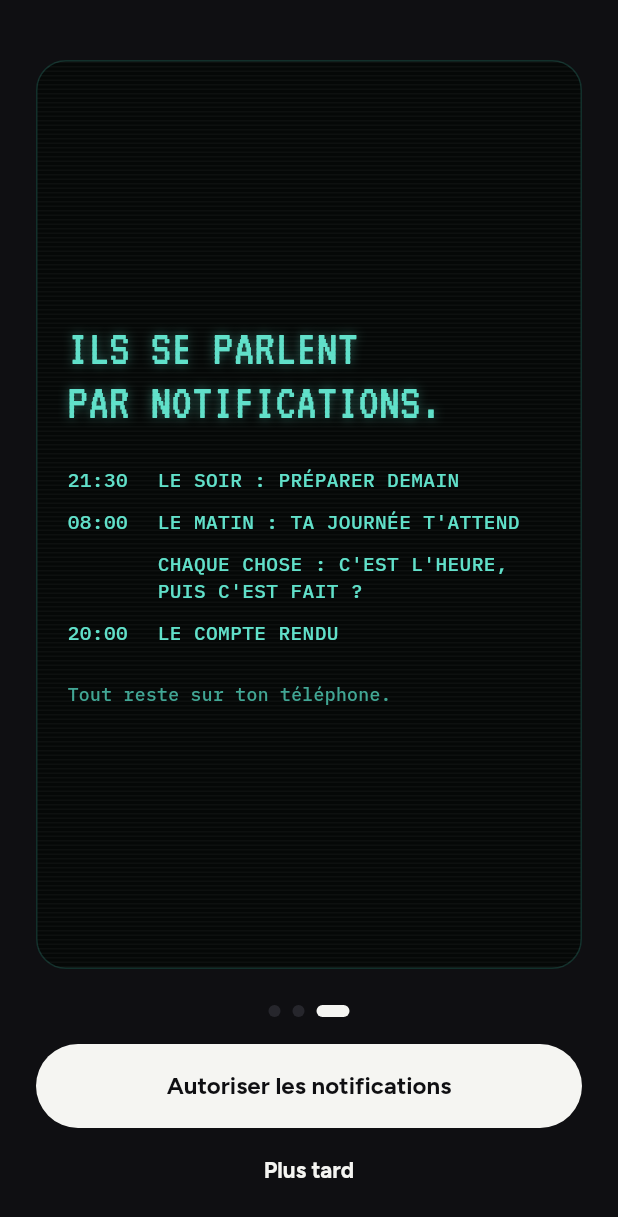
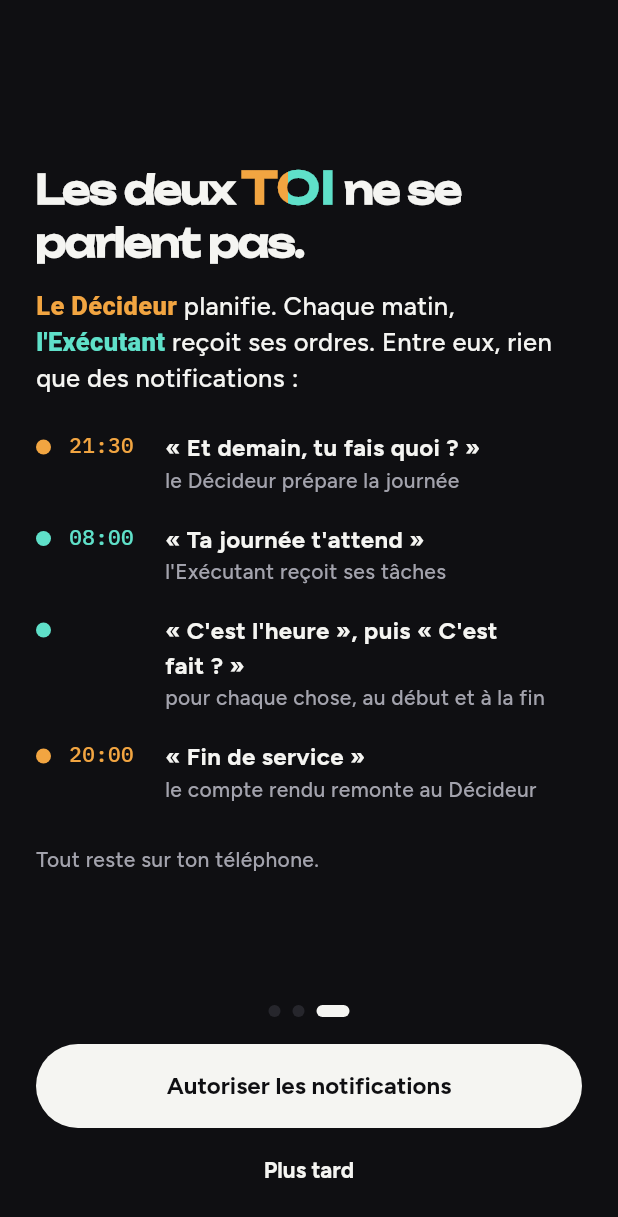
Before and after one commit to dulionpaul-ai/ouinon, a Flutter app: the screen it shows after launch, swiped to page 3, on a phone screen of 412 x 824 dp. Shown: the top 1217 px of the screen. Run offline on Flutter 3.47's test engine with Material 3 defaults, Android fonts, the phone set to English and light mode, and no system bars; our stand-ins replace fl_chart, flutter_local_notifications, shared_preferences, sqflite, timezone; accounts and stored records are empty; project files that could hold a hidden picture were left out.

Commit message:
Intro, page 3 : « Les deux TOI ne se parlent pas », plus calme
Co-Authored-By: Claude Opus 5.5 <noreply@anthropic.com>
Claude-Session: https://claude.ai/code/session_01JgPcsm1XKxjimSmv3GHsnS

```diff
--- a/lib/screens/intro_screen.dart
+++ b/lib/screens/intro_screen.dart
@@ -120,7 +120,11 @@ class _IntroScreenState extends State<IntroScreen>
   @override
   Widget build(BuildContext context) {
     final t = Teintes.de(context);
-    final pages = [_pageDeuxToi(context), _pageHeures(context), _pageNotifs()];
+    final pages = [
+      _pageDeuxToi(context),
+      _pageHeures(context),
+      _pageNotifs(context),
+    ];
     return Scaffold(
       body: SafeArea(
         child: Padding(
@@ -553,58 +557,170 @@ class _IntroScreenState extends State<IntroScreen>
     );
   }
 
-  Widget _pageNotifs() => Container(
-    margin: const EdgeInsets.symmetric(vertical: 24),
-    clipBehavior: Clip.antiAlias,
+  /// Page 3 (revue avec Paul le 26/10/2026) : les deux toi ne se parlent
+  /// pas ; seules les notifications font le lien, chacune à son heure.
+  Widget _pageNotifs(BuildContext context) {
+    final t = Teintes.de(context);
+    const texte = TextStyle(fontSize: 17, height: 1.4);
+    Widget ligne(String heure, Color couleur, String message, String quoi) =>
+        Padding(
+          padding: const EdgeInsets.symmetric(vertical: 9),
+          child: Row(
+            crossAxisAlignment: CrossAxisAlignment.start,
+            children: [
+              Padding(
+                padding: const EdgeInsets.only(top: 6),
+                child: Container(
+                  width: 10,
+                  height: 10,
                   decoration: BoxDecoration(
-      color: Teintes.retro.fond,
-      borderRadius: BorderRadius.circular(20),
-      border: Border.all(color: Teintes.retro.puce),
+                    color: couleur,
+                    shape: BoxShape.circle,
                   ),
-    child: FondRetro(
-      child: Padding(
-        padding: const EdgeInsets.all(20),
+                ),
+              ),
+              const SizedBox(width: 12),
+              SizedBox(
+                width: 64,
+                child: Text(
+                  heure,
+                  maxLines: 1,
+                  softWrap: false,
+                  style: styleMono(14, couleur: couleur),
+                ),
+              ),
+              Expanded(
+                child: Column(
+                  crossAxisAlignment: CrossAxisAlignment.start,
+                  children: [
+                    Text(
+                      message,
+                      style: const TextStyle(
+                        fontSize: 16,
+                        fontWeight: FontWeight.w700,
+                      ),
+                    ),
+                    Text(quoi, style: TextStyle(color: t.doux, fontSize: 14)),
+                  ],
+                ),
+              ),
+            ],
+          ),
+        );
+    return LayoutBuilder(
+      builder: (context, contraintes) => SingleChildScrollView(
+        child: ConstrainedBox(
+          constraints: BoxConstraints(minHeight: contraintes.maxHeight),
           child: Column(
             mainAxisAlignment: MainAxisAlignment.center,
             crossAxisAlignment: CrossAxisAlignment.start,
             children: [
-            Text('ILS SE PARLENT', style: styleRetro(34)),
-            Text('PAR NOTIFICATIONS.', style: styleRetro(34)),
-            const SizedBox(height: 24),
-            for (final (heure, texte) in [
-              (hhmm(_soir.debut), 'LE SOIR : PRÉPARER DEMAIN'),
-              (hhmm(_jour.debut), 'LE MATIN : TA JOURNÉE T\'ATTEND'),
-              ('', 'CHAQUE CHOSE : C\'EST L\'HEURE, PUIS C\'EST FAIT ?'),
-              (hhmm(_jour.fin), 'LE COMPTE RENDU'),
-            ])
-              Padding(
-                padding: const EdgeInsets.only(bottom: 10),
-                child: Row(
-                  crossAxisAlignment: CrossAxisAlignment.start,
+              Text.rich(
+                TextSpan(
                   children: [
-                    SizedBox(
-                      width: 60,
-                      child: Text(
-                        heure,
-                        maxLines: 1,
-                        softWrap: false,
-                        style: styleMono(13),
+                    const TextSpan(text: 'Les deux '),
+                    // « TOI » aux couleurs des deux moitiés du logo.
+                    WidgetSpan(
+                      alignment: PlaceholderAlignment.baseline,
+                      baseline: TextBaseline.alphabetic,
+                      child: ShaderMask(
+                        blendMode: BlendMode.srcIn,
+                        shaderCallback: (r) => const LinearGradient(
+                          colors: [
+                            AppTheme.ambre,
+                            AppTheme.ambre,
+                            AppTheme.bleuVert,
+                            AppTheme.bleuVert,
+                          ],
+                          stops: [0, 0.5, 0.5, 1],
+                        ).createShader(r),
+                        child: const Text(
+                          'TOI',
+                          style: TextStyle(
+                            fontFamily: AppTheme.policeTitre,
+                            fontSize: 30,
+                            fontWeight: FontWeight.w800,
+                            letterSpacing: 0.5,
                           ),
                         ),
-                    Expanded(child: Text(texte, style: styleMono(13))),
+                      ),
+                    ),
+                    const TextSpan(text: ' ne se parlent pas.'),
                   ],
                 ),
+                style: TextStyle(
+                  fontFamily: AppTheme.policeTitre,
+                  fontSize: 26,
+                  fontWeight: FontWeight.w700,
+                  letterSpacing: -1,
+                  height: 1.15,
+                  color: t.texte,
+                ),
+              ),
+              const SizedBox(height: 16),
+              const Text.rich(
+                TextSpan(
+                  children: [
+                    TextSpan(
+                      text: 'Le Décideur',
+                      style: TextStyle(
+                        color: AppTheme.ambre,
+                        fontWeight: FontWeight.w800,
+                      ),
+                    ),
+                    TextSpan(text: ' planifie. Chaque matin, '),
+                    TextSpan(
+                      text: 'l\'Exécutant',
+                      style: TextStyle(
+                        color: AppTheme.bleuVert,
+                        fontWeight: FontWeight.w800,
+                      ),
+                    ),
+                    TextSpan(
+                      text:
+                          ' reçoit ses ordres. Entre eux, rien que '
+                          'des notifications :',
+                    ),
+                  ],
+                ),
+                style: texte,
               ),
               const SizedBox(height: 14),
+              ligne(
+                hhmm(_soir.debut),
+                AppTheme.ambre,
+                '«\u00a0Et demain, tu fais quoi\u00a0?\u00a0»',
+                'le Décideur prépare la journée',
+              ),
+              ligne(
+                hhmm(_jour.debut),
+                AppTheme.bleuVert,
+                '«\u00a0Ta journée t\'attend\u00a0»',
+                'l\'Exécutant reçoit ses tâches',
+              ),
+              ligne(
+                '',
+                AppTheme.bleuVert,
+                '«\u00a0C\'est l\'heure\u00a0», puis «\u00a0C\'est fait\u00a0?\u00a0»',
+                'pour chaque chose, au début et à la fin',
+              ),
+              ligne(
+                hhmm(_jour.fin),
+                AppTheme.ambre,
+                '«\u00a0Fin de service\u00a0»',
+                'le compte rendu remonte au Décideur',
+              ),
+              const SizedBox(height: 18),
               Text(
                 'Tout reste sur ton téléphone.',
-              style: styleMono(12, couleur: Teintes.retro.doux),
+                style: TextStyle(color: t.doux, fontSize: 14),
               ),
             ],
           ),
         ),
       ),
     );
+  }
 }
 
 /// Le minutage de la page 1, en secondes (revu avec Paul le 26/10/2026) :
--- a/tool/captures_test.dart
+++ b/tool/captures_test.dart
@@ -446,6 +446,24 @@ void main() {
     );
   });
 
+  testWidgets('intro, page 3, petit téléphone', (tester) async {
+    await capture(
+      tester,
+      '22b-petit-intro-3',
+      const IntroScreen(),
+      ThemeMode.dark,
+      largeur: 360,
+      hauteur: 760,
+      texte: 1.3,
+      avant: (tester) async {
+        await tester.tap(find.text('Je décide'));
+        await tester.pumpAndSettle();
+        await tester.tap(find.text('C\'est ça'));
+        await tester.pumpAndSettle();
+      },
+    );
+  });
+
   testWidgets('intro, page 3', (tester) async {
     await capture(
       tester,
```
Also changed, not shown: 2 other files. Lines whose indentation alone changed are shown as unchanged.
